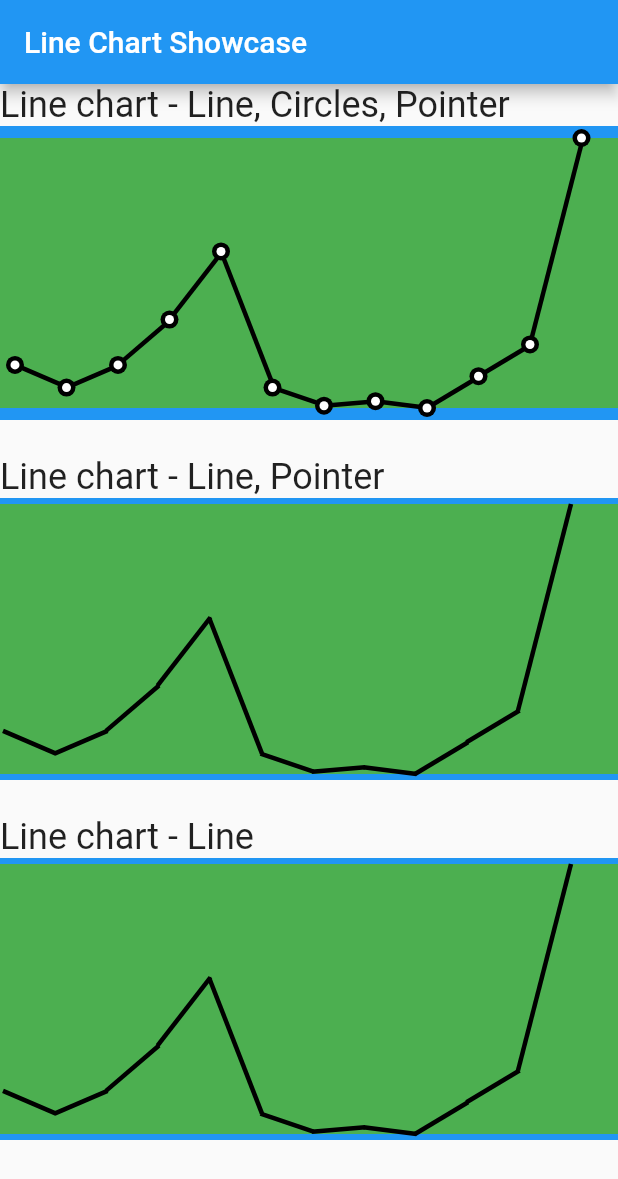
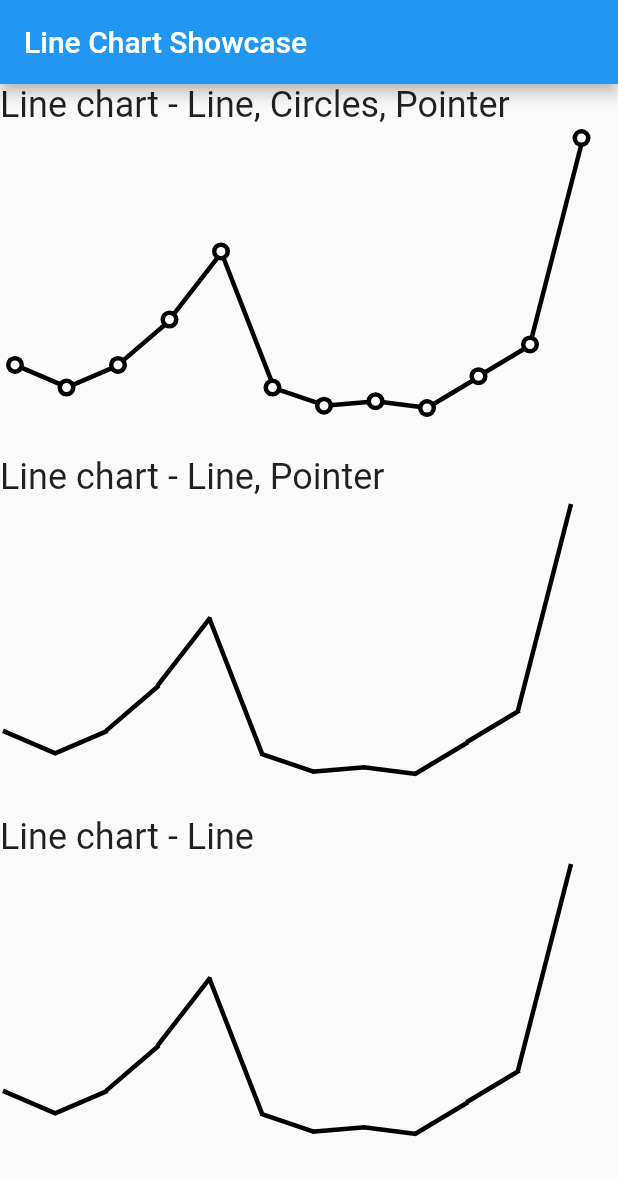
Before and after one commit to lucas-sesti/line_chart, a Flutter app: the screen it shows after launch, on a phone screen of 412 x 824 dp. Shown: the top 1179 px of the screen. Run offline on Flutter 3.47's test engine with Material 2 defaults, Android fonts, the phone set to English and light mode, and no system bars.

Commit message:
removed containers

```diff
--- a/example/lib/main.dart
+++ b/example/lib/main.dart
@@ -82,8 +82,9 @@ class _MyHomePageState extends State<MyHomePage> {
         LineChartModel(amount: 250, date: DateTime(2020, 1, 10)),
         LineChartModel(amount: 140, date: DateTime(2020, 1, 8)),
         LineChartModel(amount: 100, date: DateTime(2020, 1, 1)),
+        LineChartModel(amount: 390, date: DateTime(2020, 1, 11)),
         LineChartModel(amount: 110, date: DateTime(2020, 1, 9)),
-        LineChartModel(amount: 390, date: DateTime(2020, 1, 11)),
+        LineChartModel(amount: 410, date: DateTime(2020, 4, 9)),
       ];
     });
   }
@@ -113,9 +114,7 @@ class _MyHomePageState extends State<MyHomePage> {
                 'Line chart - Line, Circles, Pointer',
                 style: Theme.of(context).textTheme.headline5,
               ),
-              Container(
-                color: Colors.red,
-                child: LineChart(
+              LineChart(
                 width: MediaQuery.of(context).size.width,
                 height: 180,
                 data: data,
@@ -139,7 +138,6 @@ class _MyHomePageState extends State<MyHomePage> {
                   print('onDropPointer');
                 },
                 insidePadding: 16,
-                ),
               ),
             ],
           ),
--- a/lib/charts/line-chart-painter.widget.dart
+++ b/lib/charts/line-chart-painter.widget.dart
@@ -1,3 +1,5 @@
+library line_chart;
+
 import 'package:flutter/material.dart';
 
 class LineChartPainter extends CustomPainter {
--- a/lib/charts/line-chart.widget.dart
+++ b/lib/charts/line-chart.widget.dart
@@ -1,3 +1,5 @@
+library line_chart;
+
 import 'package:flutter/material.dart';
 import 'package:line_chart/charts/line-chart-painter.widget.dart';
 import 'package:line_chart/model/line-chart.model.dart';
@@ -220,9 +222,7 @@ class _LineChartState extends State<LineChart> {
 
   @override
   Widget build(BuildContext context) {
-    return Container(
-      color: Colors.blue,
-      child: SizedBox(
+    return SizedBox(
       width: widget.width,
       height: widget.height + widget.insidePadding,
       child: Stack(
@@ -234,8 +234,6 @@ class _LineChartState extends State<LineChart> {
             onLongPressEnd: _dropPointer,
             onPanUpdate: _showDetailsPointer,
             onPanEnd: _dropPointer,
-              child: Container(
-                color: Colors.green,
             child: CustomPaint(
               size: Size(widget.width, widget.height),
               painter: LineChartPainter(
@@ -249,7 +247,6 @@ class _LineChartState extends State<LineChart> {
                 radiusValue: widget.circleRadiusValue,
                 showCircles: widget.showCircles,
                 insidePadding: widget.insidePadding,
-                  ),
               ),
             ),
           ),
@@ -303,7 +300,6 @@ class _LineChartState extends State<LineChart> {
           // }
         ],
       ),
-      ),
     );
   }
 }
--- a/lib/model/line-chart.model.dart
+++ b/lib/model/line-chart.model.dart
@@ -1,3 +1,5 @@
+library line_chart;
+
 class LineChartModel {
   DateTime date;
   double amount;
--- a/pubspec.yaml
+++ b/pubspec.yaml
@@ -1,6 +1,6 @@
 name: line_chart
 description: A simple flutter package to create a custom line chart
-version: 1.0.6
+version: 1.0.7
 repository: https://github.com/lucas-sesti/line_chart
 
 environment:
```
Also changed, not shown: lib/line_chart.dart (deleted, +0 -7 lines), example/pubspec.lock, 3 other files. Lines whose indentation alone changed are shown as unchanged.
